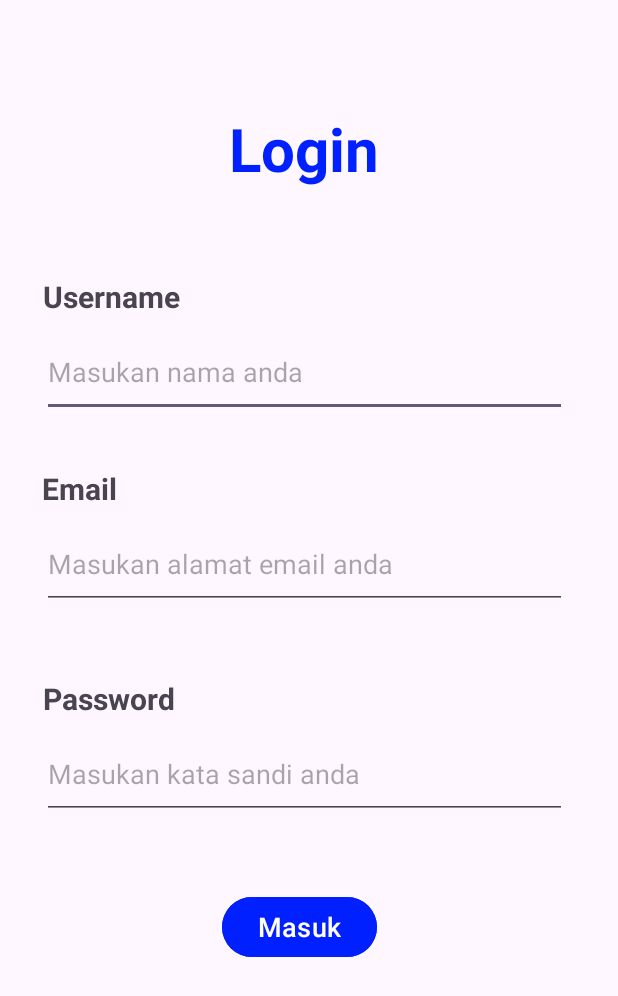
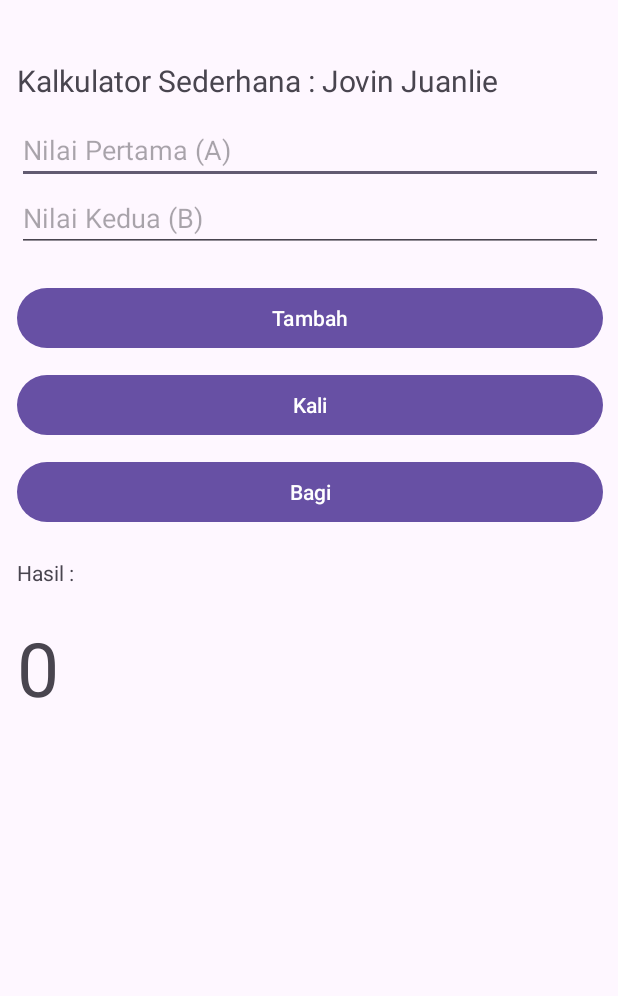
Before and after one commit to jovinjuan/androidapp, an Android app built with Jetpack Compose: the screen it shows after launch (JovinJuanlieActivity before the commit, CalculatorActivity after it), on a phone screen of 412 x 824 dp. Shown: the top 996 px of the screen. Run offline under Robolectric (Android 15) with nearby library versions, the phone set to English and light mode, and no system bars.

Commit message:
Second commit

```diff
--- /dev/null
+++ b/app/src/main/java/com/uph23/edu/jovinjuanlieapp/CalculatorActivity.java
@@ -0,0 +1,155 @@
+package com.uph23.edu.jovinjuanlieapp;
+
+import static java.lang.Math.round;
+
+import android.os.Bundle;
+import android.view.View;
+import android.widget.Button;
+import android.widget.EditText;
+import android.widget.TextView;
+import android.widget.Toast;
+
+import androidx.activity.EdgeToEdge;
+import androidx.appcompat.app.AppCompatActivity;
+import androidx.core.graphics.Insets;
+import androidx.core.view.ViewCompat;
+import androidx.core.view.WindowInsetsCompat;
+
+public class CalculatorActivity extends AppCompatActivity {
+
+    EditText nilaipertama,nilaikedua;
+    Button btntambah,btnkali,btnbagi;
+    TextView txvhasil;
+
+    @Override
+    protected void onCreate(Bundle savedInstanceState) {
+        super.onCreate(savedInstanceState);
+        EdgeToEdge.enable(this);
+        setContentView(R.layout.activity_calculator);
+        ViewCompat.setOnApplyWindowInsetsListener(findViewById(R.id.main), (v, insets) -> {
+            Insets systemBars = insets.getInsets(WindowInsetsCompat.Type.systemBars());
+            v.setPadding(systemBars.left, systemBars.top, systemBars.right, systemBars.bottom);
+            return insets;
+        });
+
+        // Inisialisasi
+        nilaipertama = findViewById(R.id.nilaipertama);
+        nilaikedua = findViewById(R.id.nilaikedua);
+        btntambah = findViewById(R.id.btntambah);
+        btnkali = findViewById(R.id.btnkali);
+        btnbagi = findViewById(R.id.btnbagi);
+        txvhasil = findViewById(R.id.txvhasil);
+
+        // Button Tambah
+        final Button button_tambah = btntambah;
+        button_tambah.setOnClickListener(new View.OnClickListener() {
+            @Override
+            public void onClick(View v) {
+                int hasiltambah = tambah();
+
+                String hasil = String.valueOf(hasiltambah);
+                txvhasil.setText(hasil);
+            }
+        });
+        final Button button_kali = btnkali;
+        button_kali.setOnClickListener(new View.OnClickListener() {
+            @Override
+            public void onClick(View v) {
+                int hasilkali = kali();
+
+                String hasil = String.valueOf(hasilkali);
+                txvhasil.setText(hasil);
+            }
+        });
+        final Button button_bagi = btnbagi;
+        button_bagi.setOnClickListener(new View.OnClickListener() {
+            @Override
+            public void onClick(View v) {
+                int hasilbagi = bagi();
+
+                String hasil = String.valueOf(hasilbagi);
+                txvhasil.setText(hasil);
+            }
+        });
+        };
+    private int tambah(){
+        String firstscore = nilaipertama.getText().toString();
+        String secondscore = nilaikedua.getText().toString();
+
+        if(firstscore.isEmpty() && secondscore.isEmpty()){
+            Toast.makeText(this, "Nilai tidak boleh kosong !", Toast.LENGTH_SHORT).show();
+            return 0;
+        }
+        else if (firstscore.isEmpty()) {
+            Toast.makeText(this, "Nilai pertama kosong !", Toast.LENGTH_SHORT).show();
+            return 0;
+        } else if (secondscore.isEmpty()) {
+            Toast.makeText(this, "Nilai kedua kosong !", Toast.LENGTH_SHORT).show();
+            return 0;
+        }
+        try {
+            int score1 = Integer.parseInt(firstscore);
+            int score2 = Integer.parseInt(secondscore);
+            int sum = score1 + score2;
+            return sum;
+        }
+        catch (NumberFormatException e){
+            Toast.makeText(this, "Invalid Input, pastikan masukan angka !", Toast.LENGTH_SHORT).show();
+            return 0;
+        }
+    }
+    private int kali(){
+        String firstscore = nilaipertama.getText().toString();
+        String secondscore = nilaikedua.getText().toString();
+
+        if(firstscore.isEmpty() && secondscore.isEmpty()){
+            Toast.makeText(this, "Nilai tidak boleh kosong !", Toast.LENGTH_SHORT).show();
+            return 0;
+        }
+        else if (firstscore.isEmpty()) {
+            Toast.makeText(this, "Nilai pertama kosong !", Toast.LENGTH_SHORT).show();
+            return 0;
+        } else if (secondscore.isEmpty()) {
+            Toast.makeText(this, "Nilai kedua kosong !", Toast.LENGTH_SHORT).show();
+            return 0;
+        }
+        try {
+            int score1 = Integer.parseInt(firstscore);
+            int score2 = Integer.parseInt(secondscore);
+            int multiply = score1 * score2;
+            return multiply;
+        }
+        catch (NumberFormatException e){
+            Toast.makeText(this, "Invalid Input, pastikan masukan angka !", Toast.LENGTH_SHORT).show();
+            return 0;
+        }
+    }
+
+    private int bagi(){
+        String firstscore = nilaipertama.getText().toString();
+        String secondscore = nilaikedua.getText().toString();
+
+        if(firstscore.isEmpty() && secondscore.isEmpty()){
+            Toast.makeText(this, "Nilai tidak boleh kosong !", Toast.LENGTH_SHORT).show();
+            return 0;
+        }
+        else if (firstscore.isEmpty()) {
+            Toast.makeText(this, "Nilai pertama kosong !", Toast.LENGTH_SHORT).show();
+            return 0;
+        } else if (secondscore.isEmpty()) {
+            Toast.makeText(this, "Nilai kedua kosong !", Toast.LENGTH_SHORT).show();
+            return 0;
+        }
+        try {
+            int score1 = Integer.parseInt(firstscore);
+            int score2 = Integer.parseInt(secondscore);
+            int divide = round(score1 / score2);
+            return divide;
+        }
+        catch (ArithmeticException e){
+            Toast.makeText(this, "Tidak bisa membagi nol !", Toast.LENGTH_SHORT).show();
+            return 0;
+        }
+    }
+
+    }
--- /dev/null
+++ b/app/src/main/res/layout/activity_calculator.xml
@@ -0,0 +1,83 @@
+<?xml version="1.0" encoding="utf-8"?>
+<androidx.constraintlayout.widget.ConstraintLayout xmlns:android="http://schemas.android.com/apk/res/android"
+    xmlns:app="http://schemas.android.com/apk/res-auto"
+    xmlns:tools="http://schemas.android.com/tools"
+    android:id="@+id/main"
+    android:layout_width="match_parent"
+    android:layout_height="match_parent"
+    tools:context=".CalculatorActivity">
+
+    <LinearLayout
+        android:layout_width="match_parent"
+        android:layout_height="wrap_content"
+        android:layout_marginStart="1dp"
+        android:layout_marginTop="1dp"
+        android:orientation="vertical"
+        app:layout_constraintStart_toStartOf="parent"
+        app:layout_constraintTop_toTopOf="parent"
+        android:layout_marginVertical="40dp"
+        android:paddingRight="10dp"
+        android:paddingLeft="10dp">
+
+        <TextView
+            android:id="@+id/judul"
+            android:layout_width="match_parent"
+            android:layout_height="wrap_content"
+            android:text="Kalkulator Sederhana : Jovin Juanlie"
+            android:textSize="20dp"
+            android:layout_marginBottom="10dp"/>
+
+        <EditText
+            android:id="@+id/nilaipertama"
+            android:layout_width="match_parent"
+            android:layout_height="wrap_content"
+            android:ems="10"
+            android:inputType="number"
+            android:hint="Nilai Pertama (A)" />
+
+        <EditText
+            android:id="@+id/nilaikedua"
+            android:layout_width="match_parent"
+            android:layout_height="wrap_content"
+            android:ems="10"
+            android:inputType="number"
+            android:hint="Nilai Kedua (B)" />
+
+        <Button
+            android:id="@+id/btntambah"
+            android:layout_width="match_parent"
+            android:layout_height="wrap_content"
+            android:text="Tambah"
+            android:layout_marginTop="20dp"
+            android:layout_marginBottom="10dp"/>
+
+        <Button
+            android:id="@+id/btnkali"
+            android:layout_width="match_parent"
+            android:layout_height="wrap_content"
+            android:text="Kali"
+            android:layout_marginBottom="10dp"/>
+
+        <Button
+            android:id="@+id/btnbagi"
+            android:layout_width="match_parent"
+            android:layout_height="wrap_content"
+            android:text="Bagi"
+            android:layout_marginBottom="20dp"/>
+
+        <TextView
+            android:id="@+id/textView7"
+            android:layout_width="match_parent"
+            android:layout_height="wrap_content"
+            android:text="Hasil :"
+            android:layout_marginBottom="20dp"/>
+
+        <TextView
+            android:id="@+id/txvhasil"
+            android:layout_width="match_parent"
+            android:layout_height="wrap_content"
+            android:text="0"
+            android:textSize="50dp"
+            />
+    </LinearLayout>
+</androidx.constraintlayout.widget.ConstraintLayout>
--- a/app/src/main/res/values/strings.xml
+++ b/app/src/main/res/values/strings.xml
@@ -1,8 +1,8 @@
 <resources>
     <string name="app_name">JovinJuanlieApp</string>
-    <string name ="login">Login</string>
-    <string name = "username">Username</string>
-    <string name = "email">Email</string>
+    <string name="login">Login</string>
+    <string name="username">Username</string>
+    <string name="email">Email</string>
     <string name="password">Password</string>
     <string name="place_username">Masukan nama anda</string>
     <string name="place_email">Masukan alamat email anda</string>
--- a/app/src/main/res/values/themes.xml
+++ b/app/src/main/res/values/themes.xml
@@ -1,10 +1,13 @@
 <?xml version="1.0" encoding="utf-8"?>
-<resources>
-
-    <style name="Theme.JovinJuanlieApp" parent="android:Theme.Material.Light.NoActionBar" />
-    <!-- Base application theme. -->
-    <style name="Base.Theme.JovinJuanlieApp" parent="Theme.Material3.DayNight.NoActionBar">
-        <!-- Customize your light theme here. -->
-        <!-- <item name="colorPrimary">@color/my_light_primary</item> -->
-    </style>
+<resources xmlns:tools="http://schemas.android.com/tools">
+<style name="Theme.JovinJuanlieApp" parent="Theme.MaterialComponents.DayNight.DarkActionBar">
+    <item name="colorPrimary">@color/purple_200</item>
+    <item name="colorPrimaryVariant">@color/purple_700</item>
+    <item name="colorOnPrimary">@color/black</item>
+    <item name="colorSecondary">@color/teal_200</item>
+    <item name="colorSecondaryVariant">@color/teal_200</item>
+    <item name="colorOnSecondary">@color/black</item>
+    <item name="android:statusBarColor" tools:targetApi="l">?attr/colorPrimaryVariant</item>
+</style>
+<style name="Base.Theme.JovinJuanlieApp" parent="Theme.Material3.DayNight.NoActionBar"></style>
 </resources>
```
Also changed, not shown: app/src/main/AndroidManifest.xml (+11 -4 lines), app/src/main/java/com/uph23/edu/jovinjuanlieapp/ProfilActivity.java (added, +64 -0 lines), app/src/main/res/layout/activity_profil.xml (added, +73 -0 lines).
